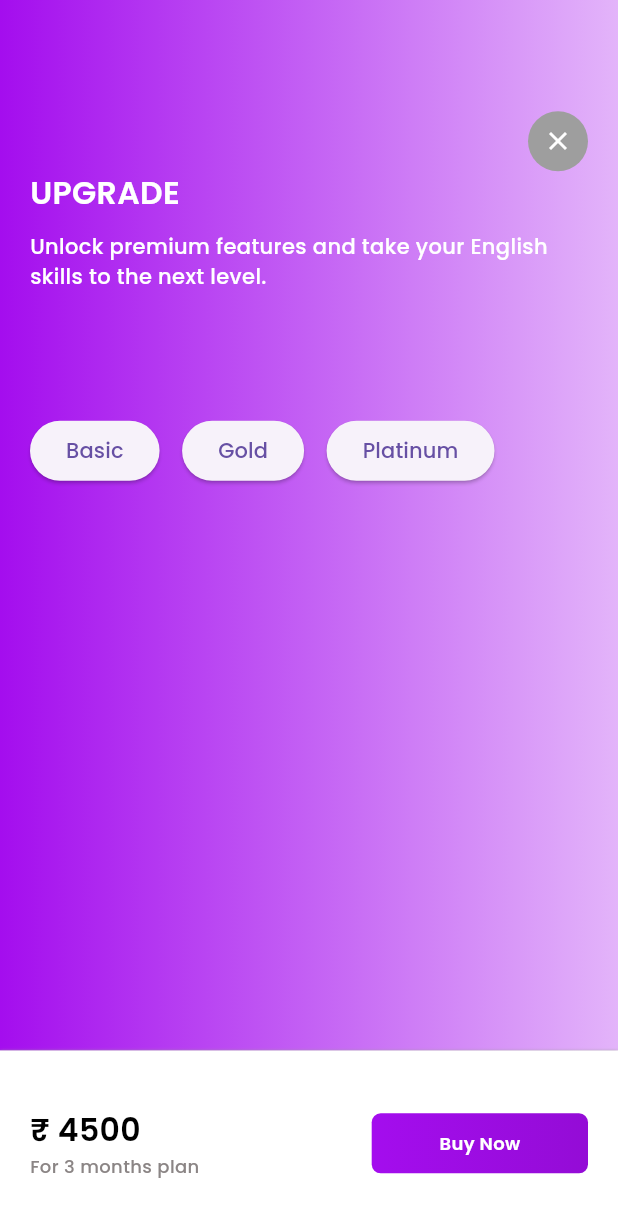
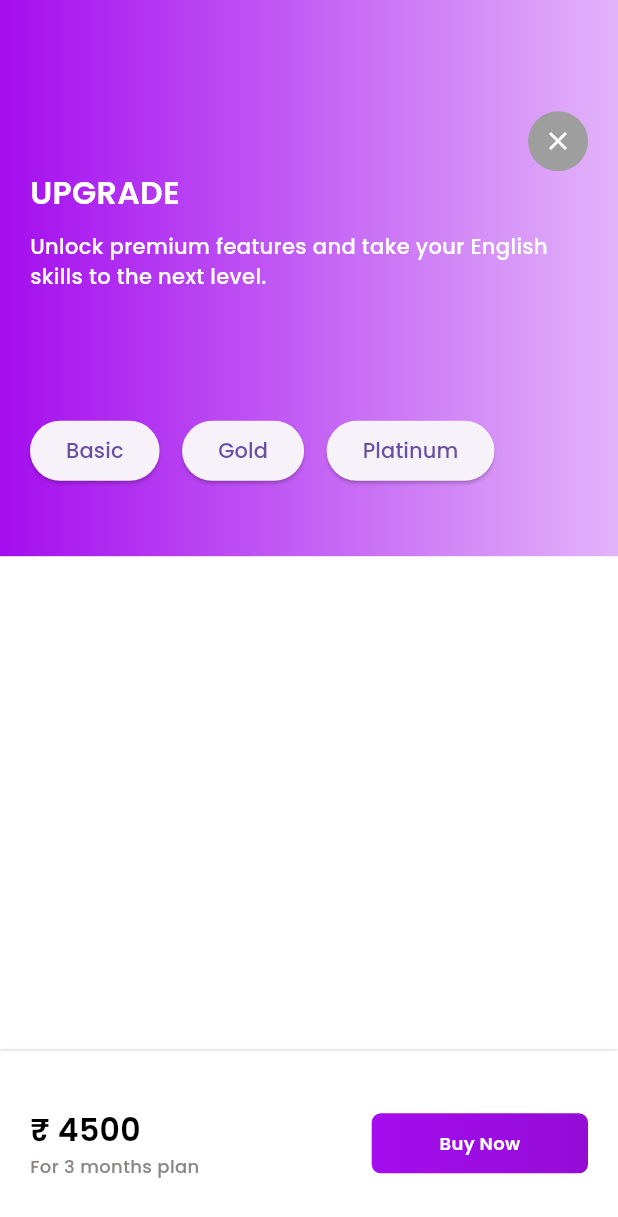
Before and after one commit to shafeelkalathil/trogon_task2, a Flutter app: the SubscriptionScreen screen opened directly, on a phone screen of 412 x 824 dp. Shown: the top 1217 px of the screen. Run offline on Flutter 3.47's test engine with Material 3 defaults, Android fonts, the light colour scheme and no system bars; our stand-ins replace carousel_slider, flutter_svg, google_fonts.

Commit message:
initial commit

```diff
--- a/lib/app.dart
+++ b/lib/app.dart
@@ -1,6 +1,5 @@
 import 'package:flutter/material.dart';
 import 'package:flutter/services.dart';
-
 import 'core/theme/theme.dart';
 import 'features/flash_card/view/flash_card_view.dart';
 
--- a/lib/features/subscription/view/subscription_view.dart
+++ b/lib/features/subscription/view/subscription_view.dart
@@ -13,7 +13,9 @@ class SubscriptionScreen extends StatelessWidget {
       body: Column(
         children: [
           Expanded(
-            child:  Container(
+            child:  Column(
+              children: [
+                Container(
                   width: context.screenWidth,
                   height: context.screenHeight*0.45,
                   decoration: const BoxDecoration(
@@ -26,9 +28,7 @@ class SubscriptionScreen extends StatelessWidget {
                       ],
                     ),
                   ),
-              child: Column(
-                children: [
-                  Padding(
+                  child: Padding(
                     padding: EdgeInsets.only(left: 20,right:20,top:context.screenWidth*0.18 ),
                     child: Column(
                       crossAxisAlignment: CrossAxisAlignment.start,
@@ -61,8 +61,20 @@ class SubscriptionScreen extends StatelessWidget {
                       ],
                     ),
                   ),
+                ),
+                SizedBox(
+                  width: context.screenWidth,
+                  child: Padding(
+                    padding: EdgeInsets.only(left: 20,right:20,top:context.screenWidth*0.18 ),
+                    child: Column(
+                      crossAxisAlignment: CrossAxisAlignment.start,
+                      children: [
+
                       ],
                     ),
+                  ),
+                ),
+              ],
             ),
           ),
           Container(
```
Lines whose indentation alone changed are shown as unchanged.
